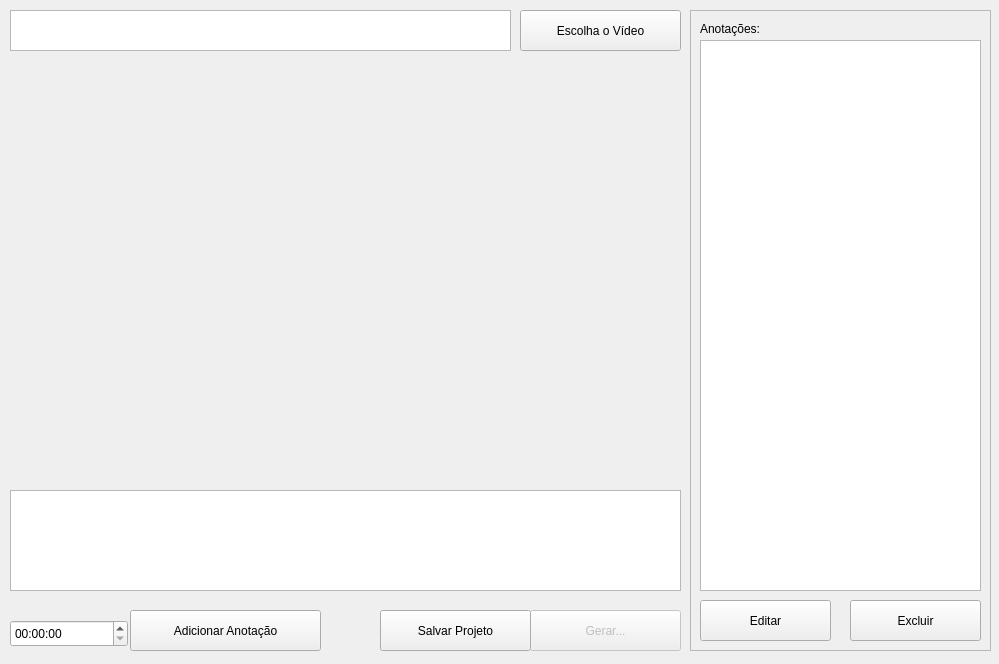
This is ui/MainProjectWidget.ui in caioviel/pyannotator as Qt 5 draws it before an edit. The edited form follows.
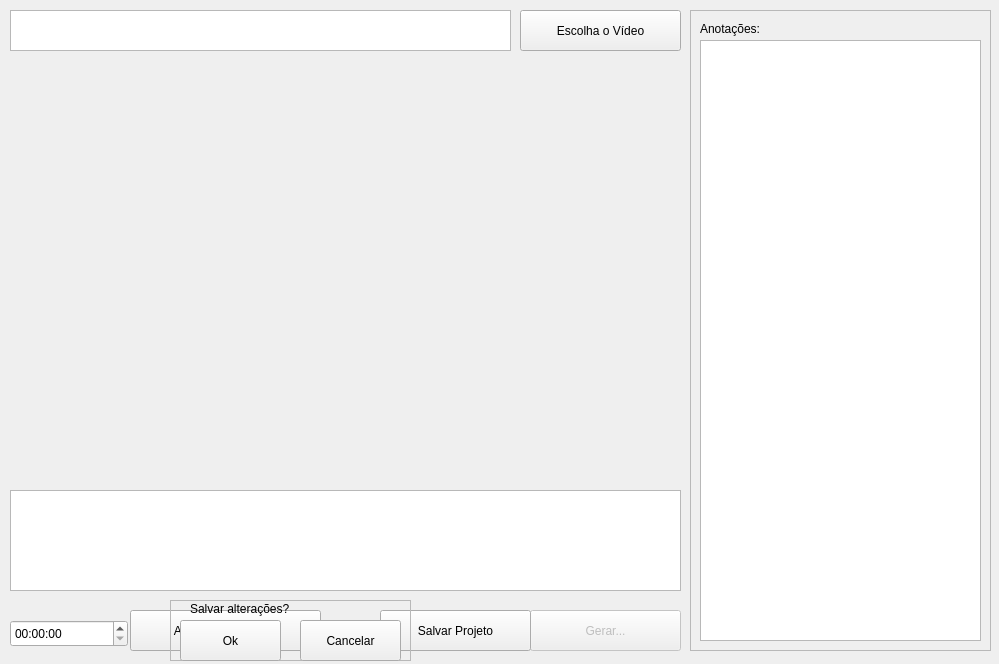
This is the edited form. Icons and pictures are not drawn.

The edit to the form file:
```diff
--- a/ui/MainProjectWidget.ui
+++ b/ui/MainProjectWidget.ui
@@ -116,56 +116,10 @@
       <x>10</x>
       <y>30</y>
       <width>281</width>
-      <height>551</height>
+      <height>601</height>
      </rect>
     </property>
    </widget>
-   <widget class="QPushButton" name="btn_edit">
-    <property name="geometry">
-     <rect>
-      <x>10</x>
-      <y>590</y>
-      <width>131</width>
-      <height>41</height>
-     </rect>
-    </property>
-    <property name="text">
-     <string>Editar</string>
-    </property>
-    <property name="icon">
-     <iconset resource="icons.qrc">
-      <normaloff>:/i/comment_edit.png</normaloff>:/i/comment_edit.png</iconset>
-    </property>
-    <property name="iconSize">
-     <size>
-      <width>40</width>
-      <height>40</height>
-     </size>
-    </property>
-   </widget>
-   <widget class="QPushButton" name="btn_delete">
-    <property name="geometry">
-     <rect>
-      <x>160</x>
-      <y>590</y>
-      <width>131</width>
-      <height>41</height>
-     </rect>
-    </property>
-    <property name="text">
-     <string>Excluir</string>
-    </property>
-    <property name="icon">
-     <iconset resource="icons.qrc">
-      <normaloff>:/i/comment_delete.png</normaloff>:/i/comment_delete.png</iconset>
-    </property>
-    <property name="iconSize">
-     <size>
-      <width>40</width>
-      <height>40</height>
-     </size>
-    </property>
-   </widget>
   </widget>
   <widget class="QPushButton" name="btn_generate_ncl">
    <property name="enabled">
@@ -236,6 +190,81 @@
     </rect>
    </property>
   </widget>
+  <widget class="QFrame" name="frame_edit">
+   <property name="geometry">
+    <rect>
+     <x>170</x>
+     <y>600</y>
+     <width>241</width>
+     <height>61</height>
+    </rect>
+   </property>
+   <property name="frameShape">
+    <enum>QFrame::StyledPanel</enum>
+   </property>
+   <property name="frameShadow">
+    <enum>QFrame::Raised</enum>
+   </property>
+   <widget class="QPushButton" name="btn_ok">
+    <property name="geometry">
+     <rect>
+      <x>10</x>
+      <y>20</y>
+      <width>101</width>
+      <height>41</height>
+     </rect>
+    </property>
+    <property name="text">
+     <string>Ok</string>
+    </property>
+    <property name="icon">
+     <iconset resource="icons.qrc">
+      <normaloff>:/i/check.png</normaloff>:/i/check.png</iconset>
+    </property>
+    <property name="iconSize">
+     <size>
+      <width>25</width>
+      <height>25</height>
+     </size>
+    </property>
+   </widget>
+   <widget class="QPushButton" name="btn_cancel">
+    <property name="geometry">
+     <rect>
+      <x>130</x>
+      <y>20</y>
+      <width>101</width>
+      <height>41</height>
+     </rect>
+    </property>
+    <property name="text">
+     <string>Cancelar</string>
+    </property>
+    <property name="icon">
+     <iconset resource="icons.qrc">
+      <normaloff>:/i/no.png</normaloff>:/i/no.png</iconset>
+    </property>
+    <property name="iconSize">
+     <size>
+      <width>25</width>
+      <height>25</height>
+     </size>
+    </property>
+   </widget>
+   <widget class="QLabel" name="lbl_save_edit">
+    <property name="geometry">
+     <rect>
+      <x>20</x>
+      <y>0</y>
+      <width>131</width>
+      <height>17</height>
+     </rect>
+    </property>
+    <property name="text">
+     <string>Salvar alterações?</string>
+    </property>
+   </widget>
+  </widget>
  </widget>
  <resources>
   <include location="icons.qrc"/>
```
